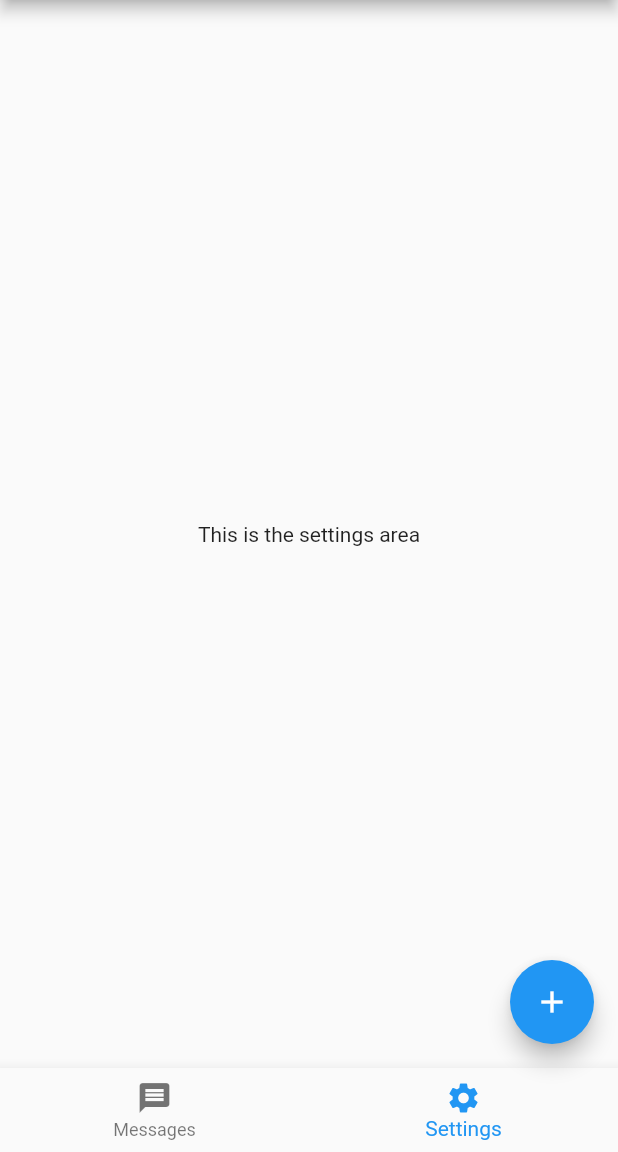
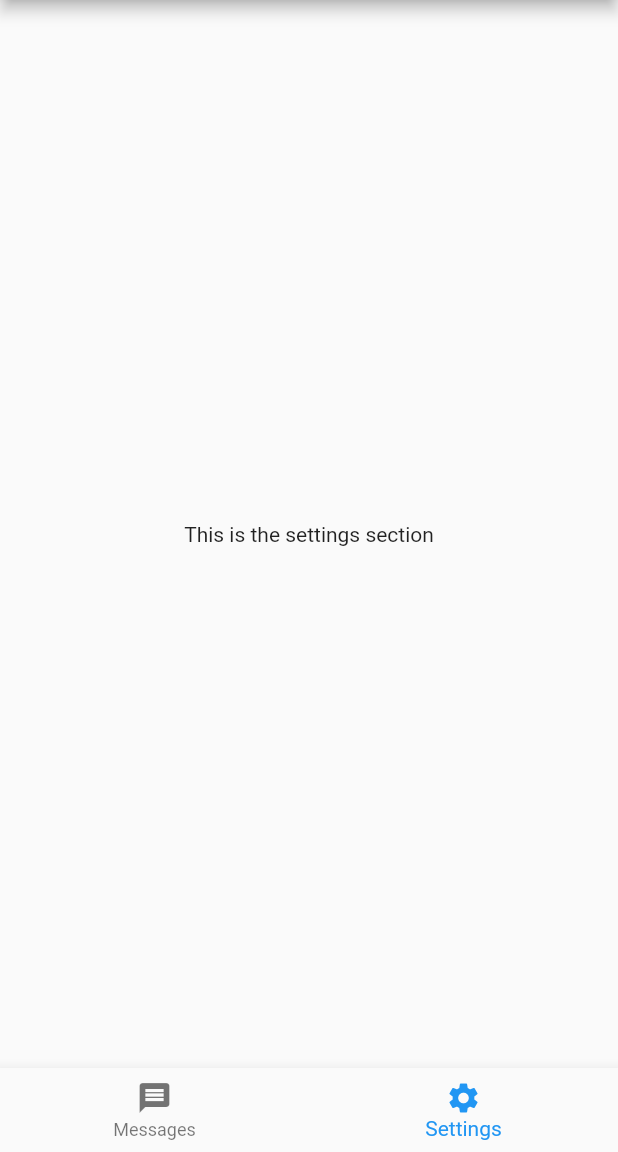
Before and after one commit to mzyzc/echo_client, a Flutter app: the screen it shows after launch, item 2 of the bottom bar chosen, on a phone screen of 412 x 824 dp, the part 84-1236 px from its top. Run offline on Flutter 3.47's test engine with Material 2 defaults, Android fonts, the phone set to English and light mode, and no system bars.

```diff
--- a/lib/main.dart
+++ b/lib/main.dart
@@ -29,13 +29,9 @@ class HomePage extends StatefulWidget {
 class _HomePageState extends State<HomePage> {
   int _selectedIndex = 0;
 
-  static const List<Widget> _widgetOptions = <Widget>[
-    Text(
-      'This is the message area',
-    ),
-    Text(
-      'This is the settings area',
-    ),
+  static List<Widget> _widgetOptions = <Widget>[
+    MessagesPage(),
+    SettingsPage(),
   ];
 
   void _onItemTapped(int index) {
@@ -52,10 +48,6 @@ class _HomePageState extends State<HomePage> {
       ),
       body: Center(
         child: _widgetOptions.elementAt(_selectedIndex),
-      ),
-      floatingActionButton: FloatingActionButton(
-        tooltip: 'Add contact',
-        child: Icon(Icons.add),
       ),
       bottomNavigationBar: BottomNavigationBar(
         items: const <BottomNavigationBarItem>[
@@ -74,3 +66,33 @@ class _HomePageState extends State<HomePage> {
     );
   }
 }
+
+class MessagesPage extends StatelessWidget {
+  @override
+  Widget build(BuildContext context) {
+    return Scaffold(
+      body: Center(
+        child: Text('This is the messages section'),
+      ),
+      floatingActionButton: FloatingActionButton(
+        onPressed: _noticeClick,
+        tooltip: 'Add contact',
+        child: Icon(Icons.add),
+      ),
+    );
+  }
+
+  void _noticeClick() {
+    print('button clicked');
+  }
+}
+class SettingsPage extends StatelessWidget {
+  @override
+  Widget build(BuildContext context) {
+    return Scaffold(
+      body: Center(
+        child: Text('This is the settings section'),
+      ),
+    );
+  }
+}
```
